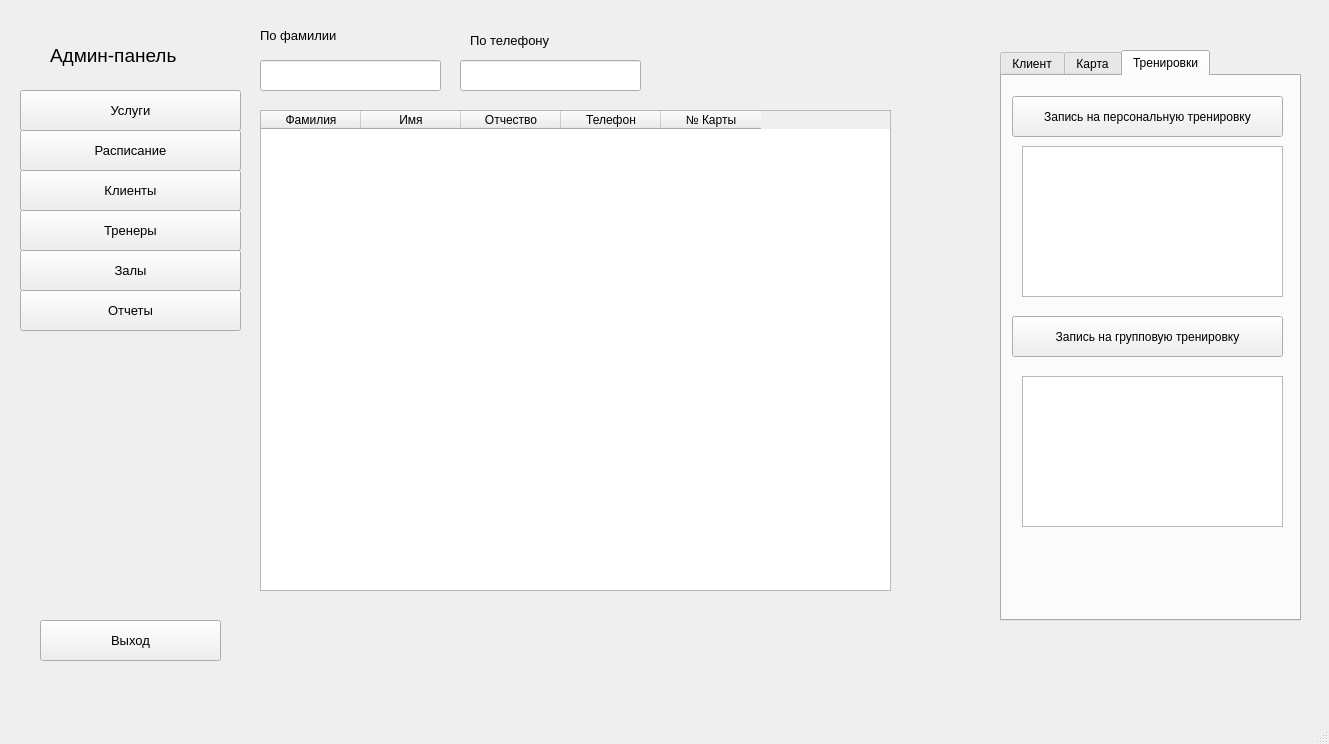
This is src/ui/generated_ui/main_window.ui in Nova18911/IS-for-accounting-for-GYM-customers as Qt 5 draws it before an edit. The edited form follows.
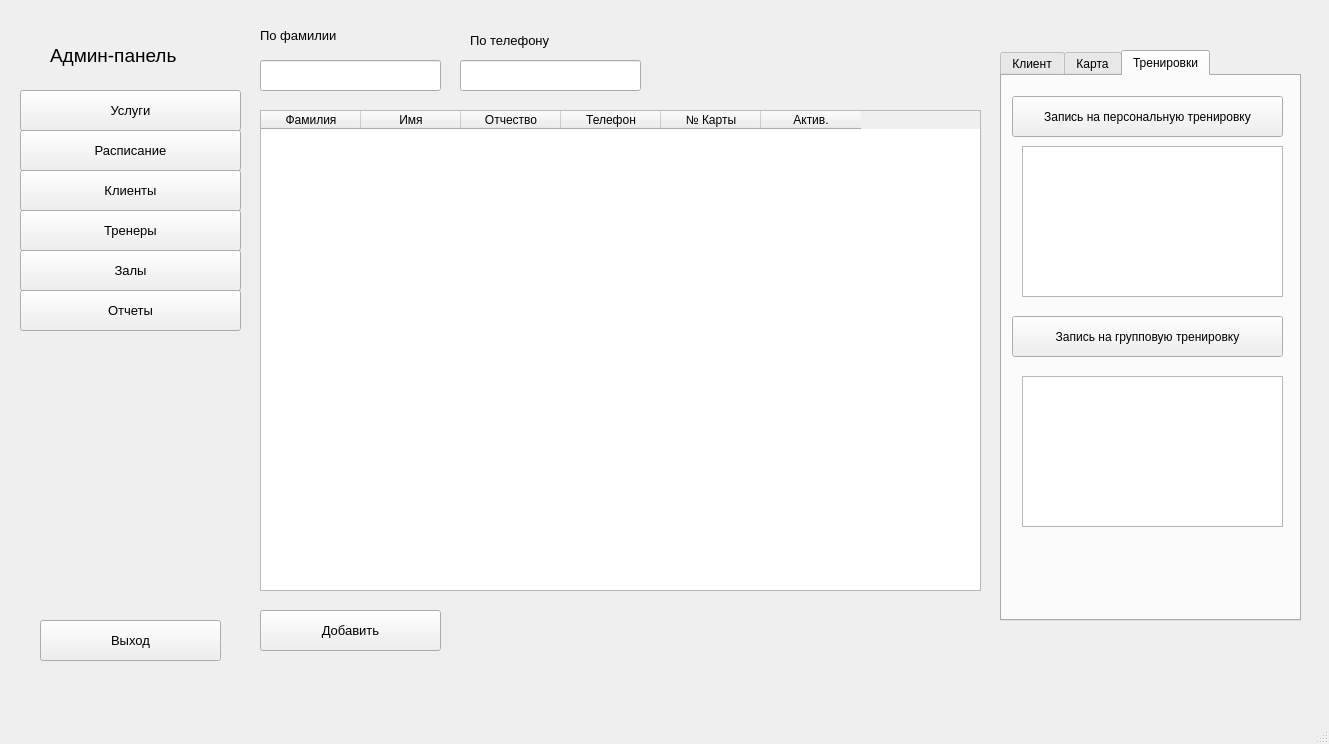
This is the edited form. The open tabs and pages were chosen to show the change.

Diff of the .ui file:
```diff
--- a/src/ui/generated_ui/main_window.ui
+++ b/src/ui/generated_ui/main_window.ui
@@ -1630,12 +1630,12 @@
        <rect>
         <x>10</x>
         <y>100</y>
-        <width>631</width>
+        <width>721</width>
         <height>481</height>
        </rect>
       </property>
       <property name="columnCount">
-       <number>5</number>
+       <number>6</number>
       </property>
       <column>
        <property name="text">
@@ -1662,6 +1662,29 @@
         <string>№ Карты</string>
        </property>
       </column>
+      <column>
+       <property name="text">
+        <string>Актив.</string>
+       </property>
+      </column>
+     </widget>
+     <widget class="QPushButton" name="AddClientBtn">
+      <property name="geometry">
+       <rect>
+        <x>10</x>
+        <y>600</y>
+        <width>181</width>
+        <height>41</height>
+       </rect>
+      </property>
+      <property name="font">
+       <font>
+        <pointsize>10</pointsize>
+       </font>
+      </property>
+      <property name="text">
+       <string>Добавить</string>
+      </property>
      </widget>
     </widget>
     <widget class="QWidget" name="TrainerPage">
```
Left out of the diff: 58 changed lines with no effect on the pictures.
